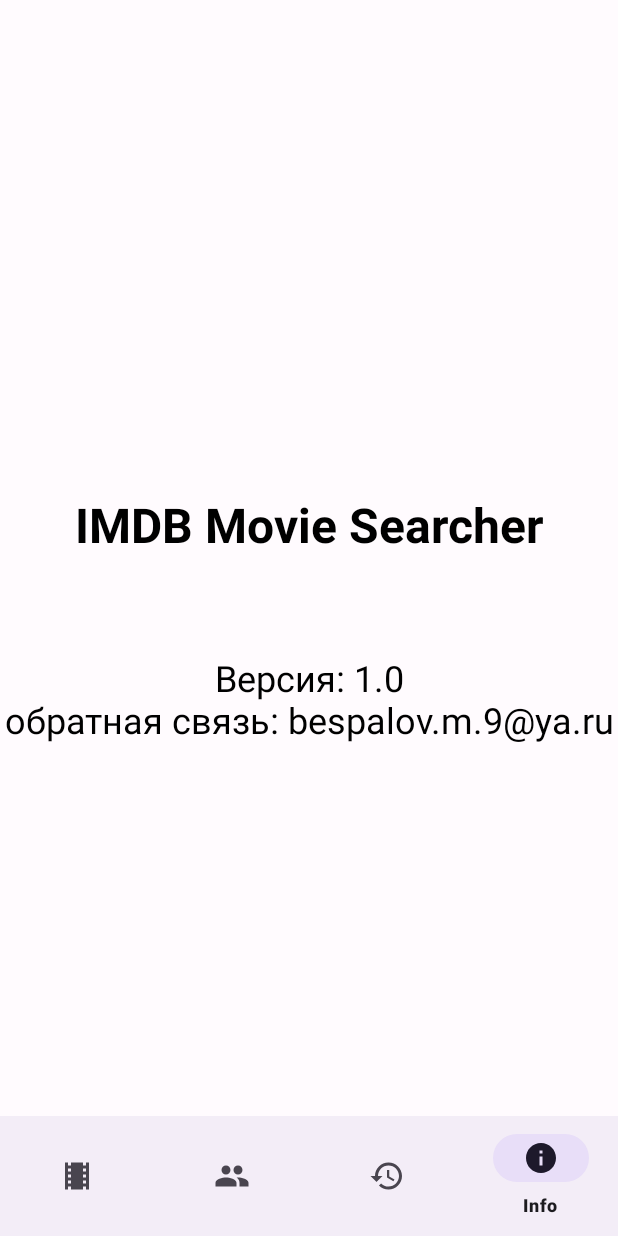
After one commit to besmax/MovieSearcher, an Android app: the InfoFragment screen opened through its navigation route, on a phone screen of 412 x 824 dp. The commit adds this screen. Run offline under Robolectric (Android 15) with nearby library versions, the phone set to English and light mode, and no system bars; our stand-ins replace Dagger/Hilt's generated code, Room's generated code, navigation-ui; pictures from the network do not load.

Commit message:
info screen was added

```diff
--- a/app/src/main/AndroidManifest.xml
+++ b/app/src/main/AndroidManifest.xml
@@ -17,7 +17,8 @@
         tools:targetApi="31">
         <activity
             android:name=".ui.main.MainActivity"
-            android:exported="true">
+            android:exported="true"
+            android:windowSoftInputMode="adjustPan">
             <intent-filter>
                 <action android:name="android.intent.action.MAIN" />
 
--- a/app/src/main/java/bes/max/moviesearcher/data/db/MovieDao.kt
+++ b/app/src/main/java/bes/max/moviesearcher/data/db/MovieDao.kt
@@ -1,6 +1,7 @@
 package bes.max.moviesearcher.data.db
 
 import androidx.room.Dao
+import androidx.room.Delete
 import androidx.room.Insert
 import androidx.room.OnConflictStrategy
 import androidx.room.Query
@@ -18,5 +19,8 @@ interface MovieDao {
     @Query("SELECT * FROM movie_table")
     fun getMovies(): Flow<List<MovieEntity>>
 
+    @Query("DELETE FROM movie_table")
+    suspend fun deleteAll()
+
 
 }
--- a/app/src/main/java/bes/max/moviesearcher/data/repositories/MoviesRepositoryImpl.kt
+++ b/app/src/main/java/bes/max/moviesearcher/data/repositories/MoviesRepositoryImpl.kt
@@ -90,6 +90,7 @@ class MoviesRepositoryImpl(
     private suspend fun saveMoviesToDb(movies: List<Movie>) {
         withContext(Dispatchers.IO) {
             val moviesEntity = movies.map { movieDbMapper.map(it) }
+            dao.deleteAll()
             dao.insertMovies(moviesEntity)
         }
     }
--- /dev/null
+++ b/app/src/main/java/bes/max/moviesearcher/ui/info/InfoFragment.kt
@@ -0,0 +1,29 @@
+package bes.max.moviesearcher.ui.info
+
+import android.os.Bundle
+import android.view.LayoutInflater
+import android.view.View
+import android.view.ViewGroup
+import androidx.fragment.app.Fragment
+import bes.max.moviesearcher.databinding.FragmentInfoBinding
+
+
+class InfoFragment : Fragment() {
+
+    private var _binding: FragmentInfoBinding? = null
+    private val binding get() = _binding!!
+
+    override fun onCreateView(
+        inflater: LayoutInflater, container: ViewGroup?,
+        savedInstanceState: Bundle?
+    ): View? {
+        _binding = FragmentInfoBinding.inflate(inflater, container, false)
+        return binding.root
+    }
+
+    override fun onDestroyView() {
+        super.onDestroyView()
+        _binding = null
+    }
+
+}
--- a/app/src/main/java/bes/max/moviesearcher/ui/movies/MoviesFragment.kt
+++ b/app/src/main/java/bes/max/moviesearcher/ui/movies/MoviesFragment.kt
@@ -72,6 +72,11 @@ class MoviesFragment : Fragment() {
             }
         }
 
+        binding.editTextLayoutMoviesScreen.setEndIconOnClickListener {
+            binding.editTextMoviesScreen.text?.clear()
+            viewModel.clearMovies()
+        }
+
         setSearchTextWatcher()
     }
 
--- a/app/src/main/java/bes/max/moviesearcher/ui/movies/MoviesViewModel.kt
+++ b/app/src/main/java/bes/max/moviesearcher/ui/movies/MoviesViewModel.kt
@@ -53,6 +53,10 @@ class MoviesViewModel @Inject constructor(
         }
     }
 
+    fun clearMovies() {
+        _screenState.value = MoviesScreenState.NotStarted
+    }
+
     companion object {
         private const val SEARCH_DEBOUNCE_DELAY = 2000L
     }
--- a/app/src/main/java/bes/max/moviesearcher/ui/names/NamesFragment.kt
+++ b/app/src/main/java/bes/max/moviesearcher/ui/names/NamesFragment.kt
@@ -40,6 +40,11 @@ class NamesFragment : Fragment() {
         binding.personsList.adapter = adapter
 
         setTextWatcher()
+
+        binding.queryInputLayout.setEndIconOnClickListener {
+            binding.queryInput.text?.clear()
+            namesViewModel.clearNames()
+        }
 
         namesViewModel.namesScreenState.observe(viewLifecycleOwner) { state ->
             when (state) {
--- a/app/src/main/java/bes/max/moviesearcher/ui/names/NamesViewModel.kt
+++ b/app/src/main/java/bes/max/moviesearcher/ui/names/NamesViewModel.kt
@@ -54,6 +54,10 @@ class NamesViewModel @Inject constructor(
         }
     }
 
+    fun clearNames() {
+        _namesScreenState.value = NamesScreenState.NotStarted
+    }
+
     companion object {
         private const val SEARCH_DEBOUNCE_DELAY = 2000L
         private const val TAG = "NamesViewModel"
--- /dev/null
+++ b/app/src/main/res/layout/fragment_info.xml
@@ -0,0 +1,27 @@
+<?xml version="1.0" encoding="utf-8"?>
+<LinearLayout xmlns:android="http://schemas.android.com/apk/res/android"
+    xmlns:tools="http://schemas.android.com/tools"
+    android:layout_width="match_parent"
+    android:layout_height="match_parent"
+    android:orientation="vertical"
+    android:gravity="center"
+    tools:context=".ui.info.InfoFragment">
+
+    <TextView android:layout_width="wrap_content"
+        android:layout_height="wrap_content"
+        android:layout_gravity="center"
+        android:textColor="@color/black"
+        android:textStyle="bold"
+        android:textSize="32sp"
+        android:text="@string/app_info_name"
+        android:textAlignment="center"/>
+
+    <TextView android:layout_width="wrap_content"
+        android:layout_height="wrap_content"
+        android:layout_gravity="center"
+        android:layout_marginTop="64dp"
+        android:textColor="@color/black"
+        android:textSize="24sp"
+        android:text="@string/app_info"
+        android:textAlignment="center"/>
+</LinearLayout>
--- a/app/src/main/res/layout/fragment_names.xml
+++ b/app/src/main/res/layout/fragment_names.xml
@@ -5,7 +5,6 @@
     android:layout_width="match_parent"
     android:layout_height="match_parent"
     android:orientation="vertical"
-    android:background="#ffffff"
     tools:context="bes.max.moviesearcher.ui.names.NamesFragment">
 
     <com.google.android.material.textfield.TextInputLayout
@@ -49,6 +48,7 @@
         <TextView android:id="@+id/placeholderMessage"
             android:layout_width="300dp"
             android:layout_height="wrap_content"
+            android:layout_marginBottom="100dp"
             android:layout_gravity="center"
             android:textAlignment="center"
             android:textSize="32sp"
--- a/app/src/main/res/menu/bottom_navigation_menu.xml
+++ b/app/src/main/res/menu/bottom_navigation_menu.xml
@@ -6,7 +6,7 @@
         android:title="Movies" />
 
     <item
-        android:id="@+id/namesFragment2"
+        android:id="@+id/namesFragment"
         android:icon="@drawable/ic_names"
         android:title="Persons" />
 
@@ -16,7 +16,7 @@
         android:title="History" />
 
     <item
-        android:id="@+id/detailsFragment"
+        android:id="@+id/infoFragment"
         android:icon="@drawable/ic_info"
         android:title="Info" />
 </menu>
--- a/app/src/main/res/navigation/nav_graph.xml
+++ b/app/src/main/res/navigation/nav_graph.xml
@@ -50,8 +50,13 @@
         android:label="HistoryFragment"
         tools:layout="@layout/fragment_history"/>
     <fragment
-        android:id="@+id/namesFragment2"
+        android:id="@+id/namesFragment"
         android:name="bes.max.moviesearcher.ui.names.NamesFragment"
         android:label="fragment_names"
         tools:layout="@layout/fragment_names" />
+    <fragment
+        android:id="@+id/infoFragment"
+        android:name="bes.max.moviesearcher.ui.info.InfoFragment"
+        android:label="fragment_info"
+        tools:layout="@layout/fragment_info" />
 </navigation>
--- a/app/src/main/res/values/strings.xml
+++ b/app/src/main/res/values/strings.xml
@@ -20,4 +20,8 @@
     <string name="something_went_wrong">Что-то пошло не так, попробуйте ещё раз</string>
     <string name="nothing_found">Ничего не найдено, попробуйте ещё раз</string>
     <string name="enter_person_name">Введите имя</string>
+    <!-- TODO: Remove or change this placeholder text -->
+    <string name="hello_blank_fragment">Hello blank fragment</string>
+    <string name="app_info">Версия: 1.0\nобратная связь: bespalov.m.9@ya.ru</string>
+    <string name="app_info_name">IMDB Movie Searcher</string>
 </resources>
```
